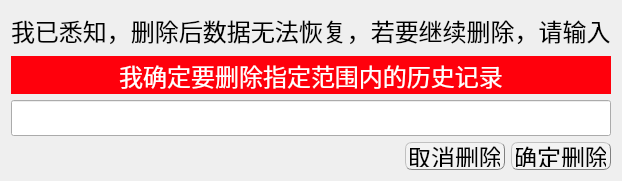
Above: confirmhisdeletedialog.ui from EsZHU/QtExamSystem before the change. Below: the same form after it.
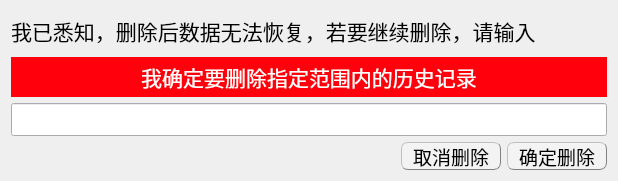
That is the form after the change.

```diff
--- a/confirmhisdeletedialog.ui
+++ b/confirmhisdeletedialog.ui
@@ -9,7 +9,7 @@
    <rect>
     <x>0</x>
     <y>0</y>
-    <width>530</width>
+    <width>618</width>
     <height>181</height>
    </rect>
   </property>
@@ -33,7 +33,7 @@
      </property>
      <property name="font">
       <font>
-       <pointsize>18</pointsize>
+       <pointsize>14</pointsize>
       </font>
      </property>
      <property name="styleSheet">
@@ -50,7 +50,7 @@
     <widget class="QLabel" name="label">
      <property name="font">
       <font>
-       <pointsize>18</pointsize>
+       <pointsize>16</pointsize>
       </font>
      </property>
      <property name="text">
@@ -74,7 +74,7 @@
      </property>
      <property name="font">
       <font>
-       <pointsize>18</pointsize>
+       <pointsize>14</pointsize>
       </font>
      </property>
      <property name="styleSheet">
@@ -91,7 +91,7 @@
     <widget class="QLineEdit" name="confirmEdit">
      <property name="font">
       <font>
-       <pointsize>18</pointsize>
+       <pointsize>16</pointsize>
       </font>
      </property>
      <property name="placeholderText">
@@ -116,7 +116,7 @@
     <widget class="QLabel" name="label_3">
      <property name="font">
       <font>
-       <pointsize>18</pointsize>
+       <pointsize>16</pointsize>
       </font>
      </property>
      <property name="styleSheet">
```
